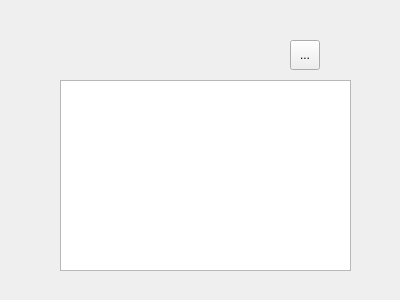
Qt form MoMoWord/moadmindialog.ui (KailinLi/MoMoWord) before a commit.
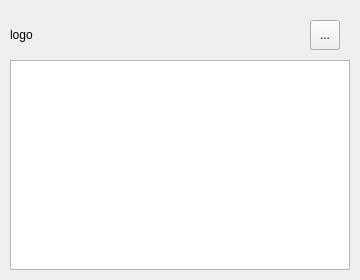
The same form after that commit. Icons and pictures are not drawn.

```diff
--- a/MoMoWord/moadmindialog.ui
+++ b/MoMoWord/moadmindialog.ui
@@ -6,8 +6,8 @@
    <rect>
     <x>0</x>
     <y>0</y>
-    <width>400</width>
-    <height>300</height>
+    <width>360</width>
+    <height>280</height>
    </rect>
   </property>
   <property name="windowTitle">
@@ -16,18 +16,18 @@
   <widget class="QTableView" name="tableView">
    <property name="geometry">
     <rect>
-     <x>60</x>
-     <y>80</y>
-     <width>291</width>
-     <height>191</height>
+     <x>10</x>
+     <y>60</y>
+     <width>340</width>
+     <height>210</height>
     </rect>
    </property>
   </widget>
   <widget class="QToolButton" name="refreshBtn">
    <property name="geometry">
     <rect>
-     <x>290</x>
-     <y>40</y>
+     <x>310</x>
+     <y>20</y>
      <width>30</width>
      <height>30</height>
     </rect>
@@ -35,6 +35,50 @@
    <property name="text">
     <string>...</string>
    </property>
+   <property name="icon">
+    <iconset resource="images.qrc">
+     <normaloff>:/images/refresh.png</normaloff>:/images/refresh.png</iconset>
+   </property>
+   <property name="iconSize">
+    <size>
+     <width>20</width>
+     <height>20</height>
+    </size>
+   </property>
+  </widget>
+  <widget class="QLabel" name="logoLabel">
+   <property name="geometry">
+    <rect>
+     <x>10</x>
+     <y>10</y>
+     <width>50</width>
+     <height>50</height>
+    </rect>
+   </property>
+   <property name="text">
+    <string>logo</string>
+   </property>
+  </widget>
+  <widget class="QLabel" name="countLabel">
+   <property name="geometry">
+    <rect>
+     <x>120</x>
+     <y>10</y>
+     <width>120</width>
+     <height>40</height>
+    </rect>
+   </property>
+   <property name="font">
+    <font>
+     <pointsize>15</pointsize>
+    </font>
+   </property>
+   <property name="text">
+    <string/>
+   </property>
+   <property name="alignment">
+    <set>Qt::AlignBottom|Qt::AlignHCenter</set>
+   </property>
   </widget>
  </widget>
  <resources/>
```
Left out of the diff: 6 changed lines with no effect on the pictures.
